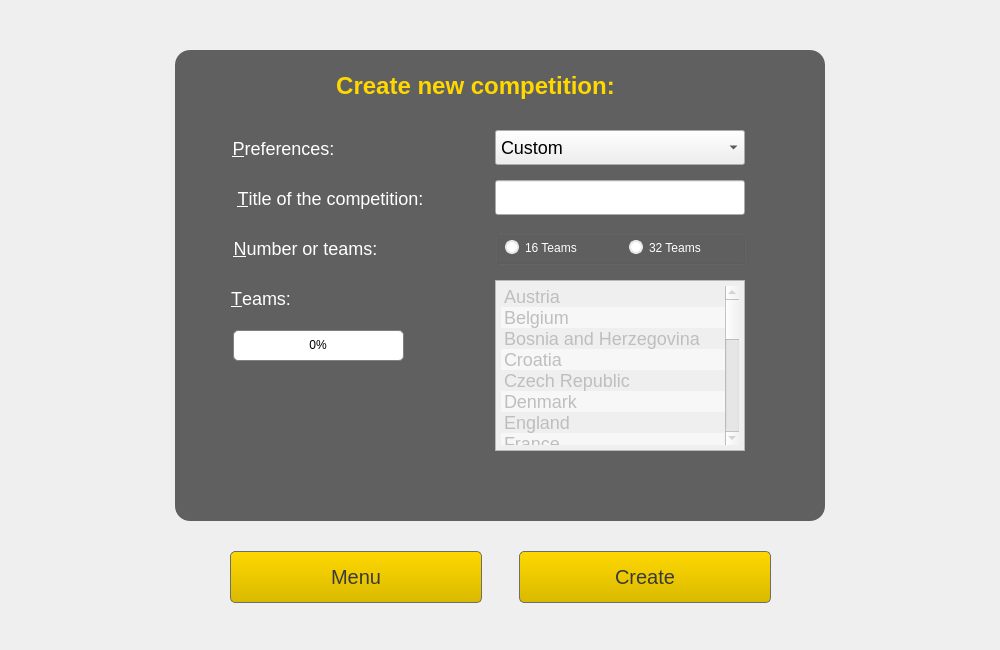
Qt form sources/FootballEditor16/GUIApp/createcompdialog.ui (vaddya/FootballEditor16) before a commit.
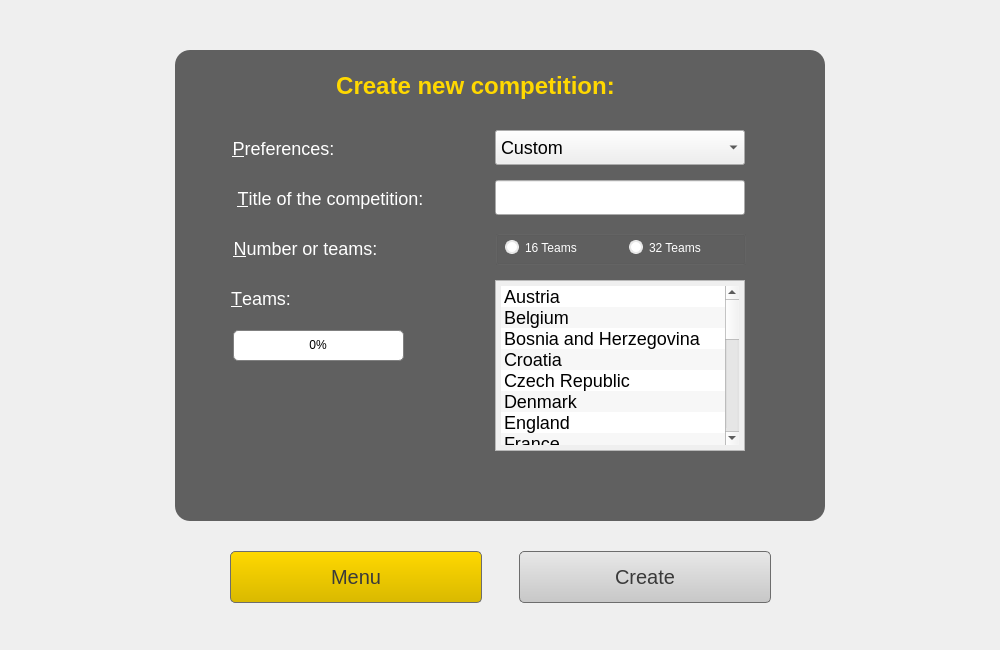
The same form after that commit. Icons and pictures are not drawn.

Diff of the .ui file:
```diff
--- a/sources/FootballEditor16/GUIApp/createcompdialog.ui
+++ b/sources/FootballEditor16/GUIApp/createcompdialog.ui
@@ -78,10 +78,14 @@
     </item>
     <item>
      <widget class="QPushButton" name="btnCreate">
+      <property name="enabled">
+       <bool>false</bool>
+      </property>
       <property name="styleSheet">
        <string notr="true">QPushButton { 
 	border: 1px solid #6d6d6d transparent;
 	background: qlineargradient(x1: 0, y1: 1, x2: 0, y2: 0,  stop: 0 #d9b900, stop: 1 #ffd800);
+	background: qlineargradient(x1: 0, y1: 1, x2: 0, y2: 0,  stop: 0 #c7c7c7, stop: 1 #e8e8e8);
 	border-radius: 5px;
 	color: #3a3a3a;
 	font-size: 20px;
@@ -503,7 +507,7 @@
    </widget>
    <widget class="QListWidget" name="lstTeams">
     <property name="enabled">
-     <bool>false</bool>
+     <bool>true</bool>
     </property>
     <property name="geometry">
      <rect>
```
Left out of the diff: 2 changed lines with no effect on the pictures.
